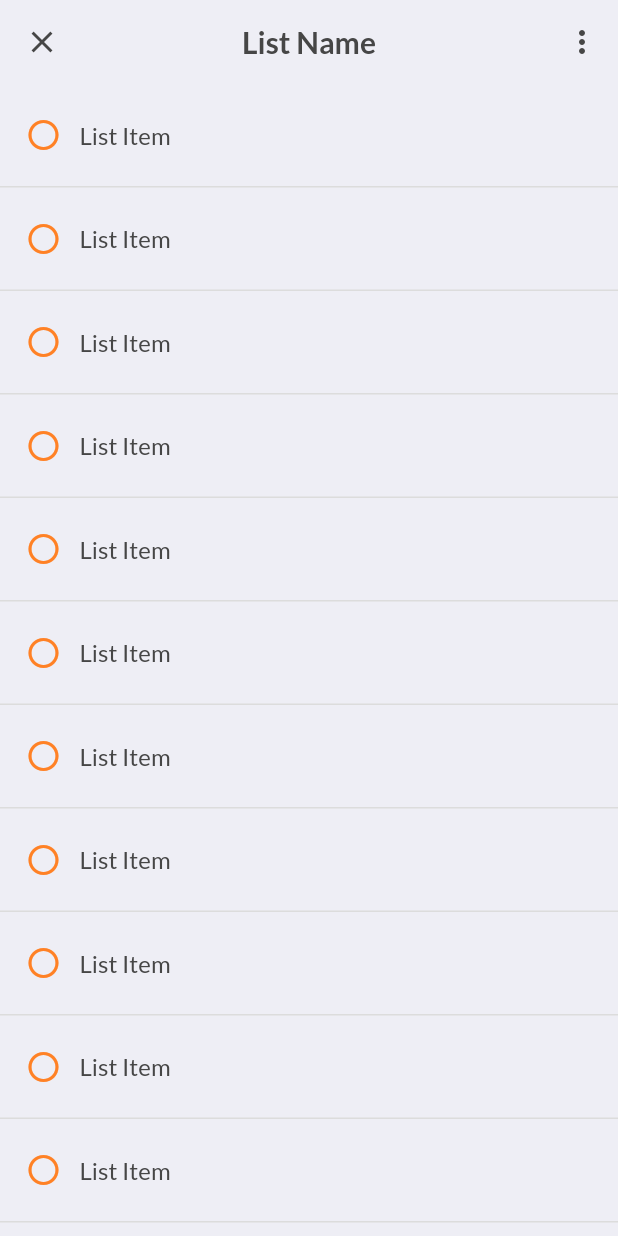
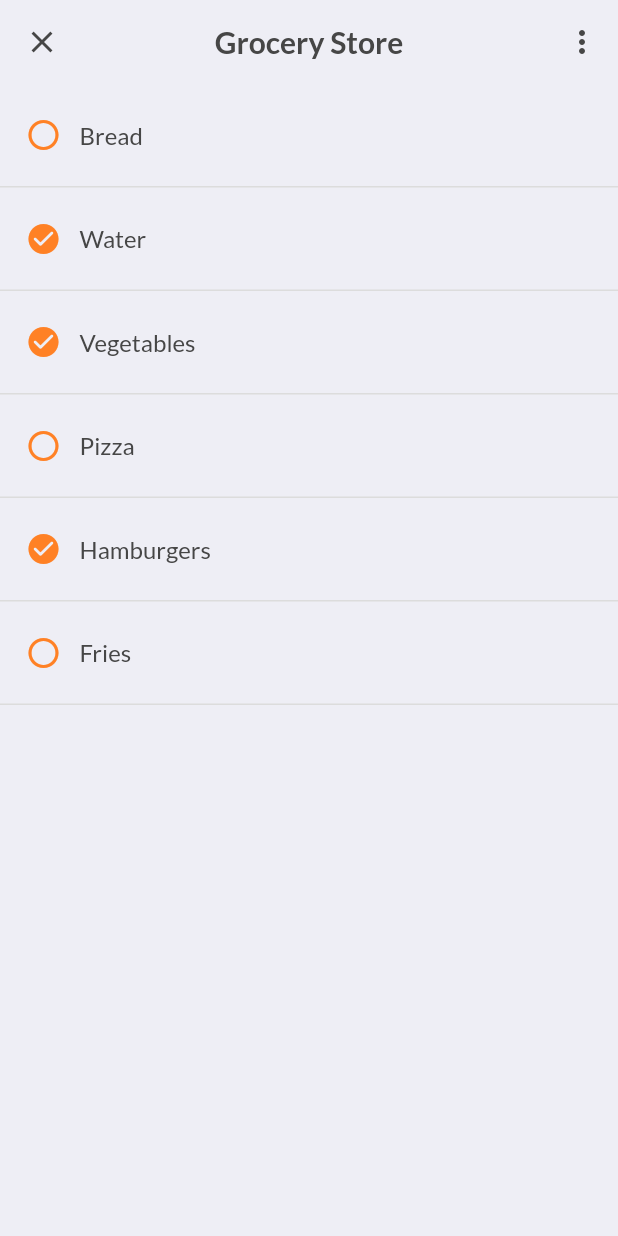
Before and after one commit to MeenS4/shop-mate, a Flutter app: the ListDetailsPage screen opened directly, after a tap on the "circle" icon, on a phone screen of 412 x 824 dp. Run offline on Flutter 3.47's test engine with Material 2 defaults, Android fonts, the phone set to English and light mode, and no system bars; our stand-ins replace page_transition.

Commit message:
added temporary structured item tile widget in list_details

```diff
--- a/lib/pages/home/home.dart
+++ b/lib/pages/home/home.dart
@@ -87,22 +87,6 @@ class _HomePageState extends State<HomePage> {
           UserLists(),
           RecentTransactionsHomePage(),
           CartesianLastMonthStatistics(),
-          Container(
-            color: Colors.orange,
-            child: Material(
-              color: Colors.transparent,
-              child: InkWell(
-                splashColor: AppColors.primaryBlue,
-                onTap: () {
-                  print("tapped");
-                },
-                child: Container(
-                  width: 100.0,
-                  height: 100.0,
-                ),
-              ),
-            ),
-          ),
         ],
       ),
     );
--- a/lib/pages/list_details/list_details.dart
+++ b/lib/pages/list_details/list_details.dart
@@ -1,4 +1,5 @@
 import 'package:flutter/material.dart';
+import 'package:shopmate/pages/list_details/widgets/item_tile_list_details_page.dart';
 import 'package:shopmate/resources/app_resources.dart';
 import 'package:shopmate/shared/UI/scroll_animation.dart';
 
@@ -14,7 +15,36 @@ class _ListDetailsPageState extends State<ListDetailsPage> {
   Widget build(BuildContext context) {
     final MediaQueryData mq = MediaQuery.of(context);
     final double height = mq.size.height;
-    final double width = mq.size.width;
+    // final double width = mq.size.width;
+
+    //Temporary list of args for listview.builder
+    //This will work very similar in the future
+    final List<Map> listItems = [
+      {
+        'itemName': 'Bread',
+        'isChecked': false,
+      },
+      {
+        'itemName': 'Water',
+        'isChecked': true,
+      },
+      {
+        'itemName': 'Vegetables',
+        'isChecked': true,
+      },
+      {
+        'itemName': 'Pizza',
+        'isChecked': false,
+      },
+      {
+        'itemName': 'Hamburgers',
+        'isChecked': true,
+      },
+      {
+        'itemName': 'Fries',
+        'isChecked': false,
+      },
+    ];
 
     return Scaffold(
       backgroundColor: AppColors.backgroundColor,
@@ -32,7 +62,7 @@ class _ListDetailsPageState extends State<ListDetailsPage> {
           ),
         ),
         title: Text(
-          'List Name',
+          'Grocery Store',
           style: AppTextStyles.appBarTitle,
         ),
         actions: [
@@ -49,35 +79,11 @@ class _ListDetailsPageState extends State<ListDetailsPage> {
         height: height,
         child: ScrollAnimation(
           child: ListView.builder(
-            itemCount: 20,
+            itemCount: listItems.length,
             itemBuilder: (context, index) {
-              return Container(
-                width: width,
-                padding: EdgeInsets.symmetric(horizontal: 5, vertical: 10),
-                decoration: BoxDecoration(
-                  border: Border(
-                    bottom: BorderSide(color: AppColors.dividerColor, width: 1),
-                  ),
-                ),
-                child: Row(
-                  children: [
-                    IconButton(
-                      onPressed: () {},
-                      icon: Icon(
-                        Icons.circle_outlined,
-                        color: AppColors.primaryOrange,
-                      ),
-                    ),
-                    // SizedBox(width: 10),
-                    Text(
-                      'List Item',
-                      style: TextStyle(
-                        color: AppColors.darkGrey,
-                        fontSize: AppFontSizes.fsSmallPlus,
-                      ),
-                    ),
-                  ],
-                ),
+              return ItemTileListDetailsPage(
+                item: listItems[index]['itemName'],
+                isChecked: listItems[index]['isChecked'],
               );
             },
           ),
--- /dev/null
+++ b/lib/pages/list_details/widgets/item_tile_list_details_page.dart
@@ -0,0 +1,72 @@
+import 'package:flutter/material.dart';
+import 'package:shopmate/resources/app_resources.dart';
+
+class ItemTileListDetailsPage extends StatefulWidget {
+  final String item;
+
+  bool isChecked;
+
+  ItemTileListDetailsPage({
+    required String this.item,
+    required bool this.isChecked,
+  });
+
+  @override
+  State<ItemTileListDetailsPage> createState() =>
+      _ItemTileListDetailsPageState();
+}
+
+class _ItemTileListDetailsPageState extends State<ItemTileListDetailsPage> {
+  @override
+  Widget build(BuildContext context) {
+    final double width = MediaQuery.of(context).size.width;
+    final item = widget.item;
+    bool isChecked = widget.isChecked;
+
+    Icon genIcon() {
+      if (isChecked) {
+        return Icon(
+          Icons.check_circle_rounded,
+          color: AppColors.primaryOrange,
+        );
+      } else {
+        return Icon(
+          Icons.circle_outlined,
+          color: AppColors.primaryOrange,
+        );
+      }
+    }
+
+    return Container(
+      width: width,
+      padding: EdgeInsets.symmetric(horizontal: 5, vertical: 10),
+      decoration: BoxDecoration(
+        border: Border(
+          bottom: BorderSide(color: AppColors.dividerColor, width: 1),
+        ),
+      ),
+      child: Row(
+        children: [
+          IconButton(
+            onPressed: () {
+              setState(() {
+                print(isChecked);
+                isChecked = !isChecked;
+                print(isChecked);
+              });
+            },
+            icon: genIcon(),
+          ),
+          // SizedBox(width: 10),
+          Text(
+            item,
+            style: TextStyle(
+              color: AppColors.darkGrey,
+              fontSize: AppFontSizes.fsSmallPlus,
+            ),
+          ),
+        ],
+      ),
+    );
+  }
+}
```
